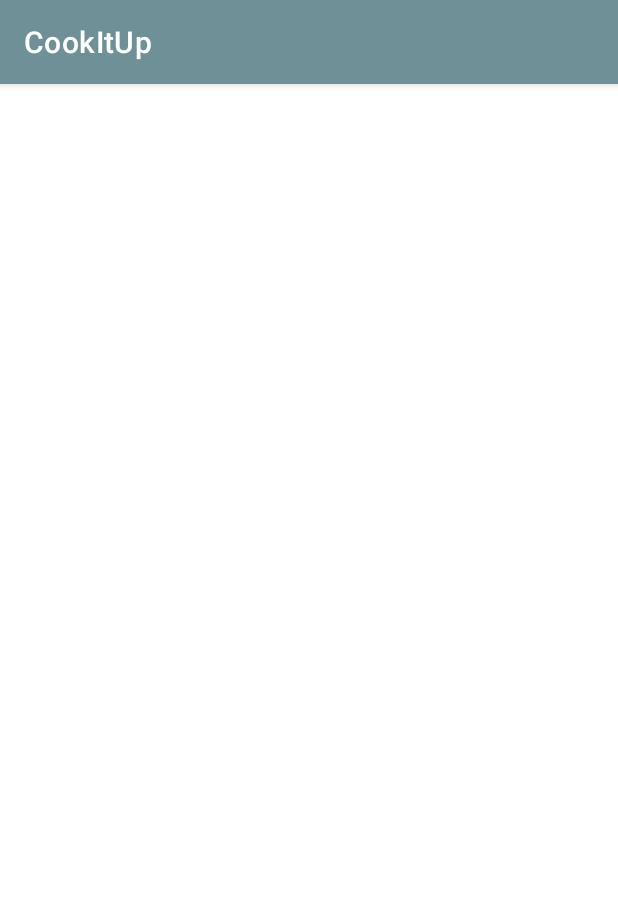
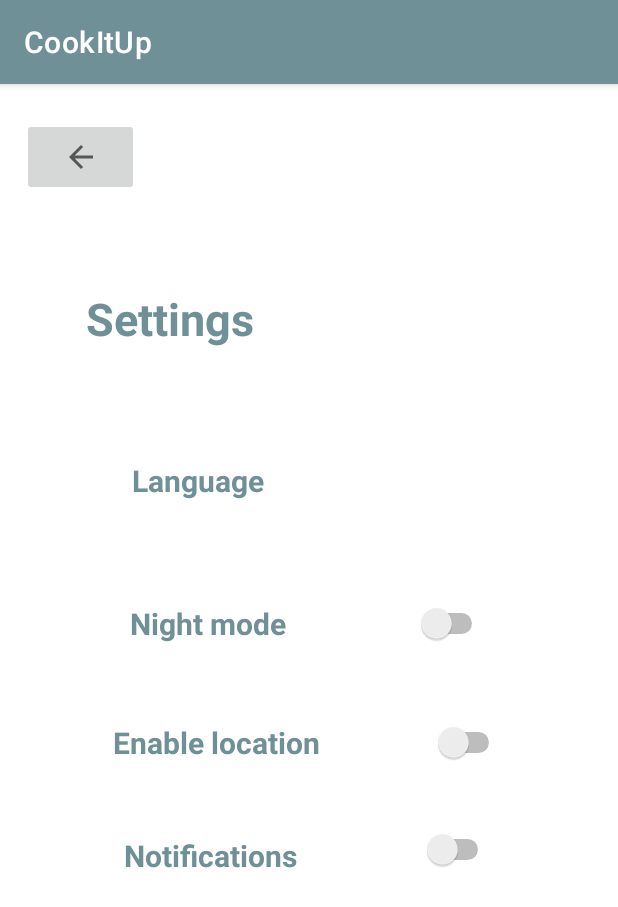
Before and after one commit to capybarasRV4/CookItUp_App, an Android app: the SettingsActivity screen opened directly, with no data from a screen before it, on a phone screen of 412 x 824 dp. Shown: the top 907 px of the screen. Run offline under Robolectric (Android 15) with nearby library versions, the phone set to English and light mode, and no system bars.

Commit message:
Postavitev elementov za nastavitev

```diff
--- a/app/src/main/res/layout/activity_settings.xml
+++ b/app/src/main/res/layout/activity_settings.xml
@@ -6,4 +6,116 @@
     android:layout_height="match_parent"
     tools:context=".SettingsActivity">
 
+    <TextView
+        android:id="@+id/textView10"
+        android:layout_width="wrap_content"
+        android:layout_height="wrap_content"
+        android:layout_marginBottom="240dp"
+        android:text="Notifications"
+        android:textSize="20dp"
+        android:textStyle="bold"
+        android:textColor="@color/darker"
+        app:layout_constraintBottom_toBottomOf="parent"
+        app:layout_constraintEnd_toStartOf="@+id/switch4"
+        app:layout_constraintHorizontal_bias="0.5"
+        app:layout_constraintStart_toStartOf="parent" />
+
+    <TextView
+        android:id="@+id/textView2"
+        android:layout_width="wrap_content"
+        android:layout_height="wrap_content"
+        android:layout_marginTop="136dp"
+        android:text="Settings"
+        android:textColor="@color/darker"
+        android:textSize="30dp"
+        android:textStyle="bold"
+        app:layout_constraintEnd_toEndOf="parent"
+        app:layout_constraintHorizontal_bias="0.192"
+        app:layout_constraintStart_toStartOf="parent"
+        app:layout_constraintTop_toTopOf="parent" />
+
+    <TextView
+        android:id="@+id/textView7"
+        android:layout_width="wrap_content"
+        android:layout_height="wrap_content"
+        android:layout_marginStart="88dp"
+        android:text="Language"
+        android:textSize="20dp"
+        android:textStyle="bold"
+        android:textColor="@color/darker"
+        app:layout_constraintBottom_toTopOf="@+id/textView8"
+        app:layout_constraintStart_toStartOf="parent"
+        app:layout_constraintTop_toBottomOf="@+id/textView2"
+        app:layout_constraintVertical_bias="0.521" />
+
+    <TextView
+        android:id="@+id/textView8"
+        android:layout_width="wrap_content"
+        android:layout_height="wrap_content"
+        android:layout_marginBottom="52dp"
+        android:text="Night mode"
+        android:textSize="20dp"
+        android:textStyle="bold"
+        android:textColor="@color/darker"
+        app:layout_constraintBottom_toTopOf="@+id/textView9"
+        app:layout_constraintEnd_toStartOf="@+id/switch2"
+        app:layout_constraintHorizontal_bias="0.5"
+        app:layout_constraintStart_toStartOf="parent" />
+
+    <TextView
+        android:id="@+id/textView9"
+        android:layout_width="wrap_content"
+        android:layout_height="wrap_content"
+        android:layout_marginBottom="48dp"
+        android:text="Enable location"
+        android:textSize="20dp"
+        android:textStyle="bold"
+        android:textColor="@color/darker"
+        app:layout_constraintBottom_toTopOf="@+id/textView10"
+        app:layout_constraintEnd_toStartOf="@+id/switch3"
+        app:layout_constraintHorizontal_bias="0.5"
+        app:layout_constraintStart_toStartOf="parent" />
+
+    <Switch
+        android:id="@+id/switch2"
+        android:layout_width="wrap_content"
+        android:layout_height="wrap_content"
+        android:layout_marginBottom="52dp"
+        app:layout_constraintBottom_toTopOf="@+id/switch3"
+        app:layout_constraintEnd_toEndOf="parent"
+        app:layout_constraintHorizontal_bias="0.5"
+        app:layout_constraintStart_toEndOf="@+id/textView8" />
+
+    <Switch
+        android:id="@+id/switch3"
+        android:layout_width="wrap_content"
+        android:layout_height="wrap_content"
+        android:layout_marginBottom="44dp"
+        app:layout_constraintBottom_toTopOf="@+id/switch4"
+        app:layout_constraintEnd_toEndOf="parent"
+        app:layout_constraintHorizontal_bias="0.5"
+        app:layout_constraintStart_toEndOf="@+id/textView9" />
+
+    <Switch
+        android:id="@+id/switch4"
+        android:layout_width="wrap_content"
+        android:layout_height="wrap_content"
+        android:layout_marginBottom="244dp"
+        app:layout_constraintBottom_toBottomOf="parent"
+        app:layout_constraintEnd_toEndOf="parent"
+        app:layout_constraintHorizontal_bias="0.5"
+        app:layout_constraintStart_toEndOf="@+id/textView10" />
+
+    <ImageButton
+        android:id="@+id/imageButton"
+        android:layout_width="78dp"
+        android:layout_height="52dp"
+        app:layout_constraintBottom_toTopOf="@+id/textView2"
+        app:layout_constraintEnd_toEndOf="parent"
+        app:layout_constraintHorizontal_bias="0.044"
+        app:layout_constraintStart_toStartOf="parent"
+        app:layout_constraintTop_toTopOf="parent"
+        app:layout_constraintVertical_bias="0.268"
+        app:srcCompat="?attr/actionModeCloseDrawable" />
+
 </androidx.constraintlayout.widget.ConstraintLayout>
```
